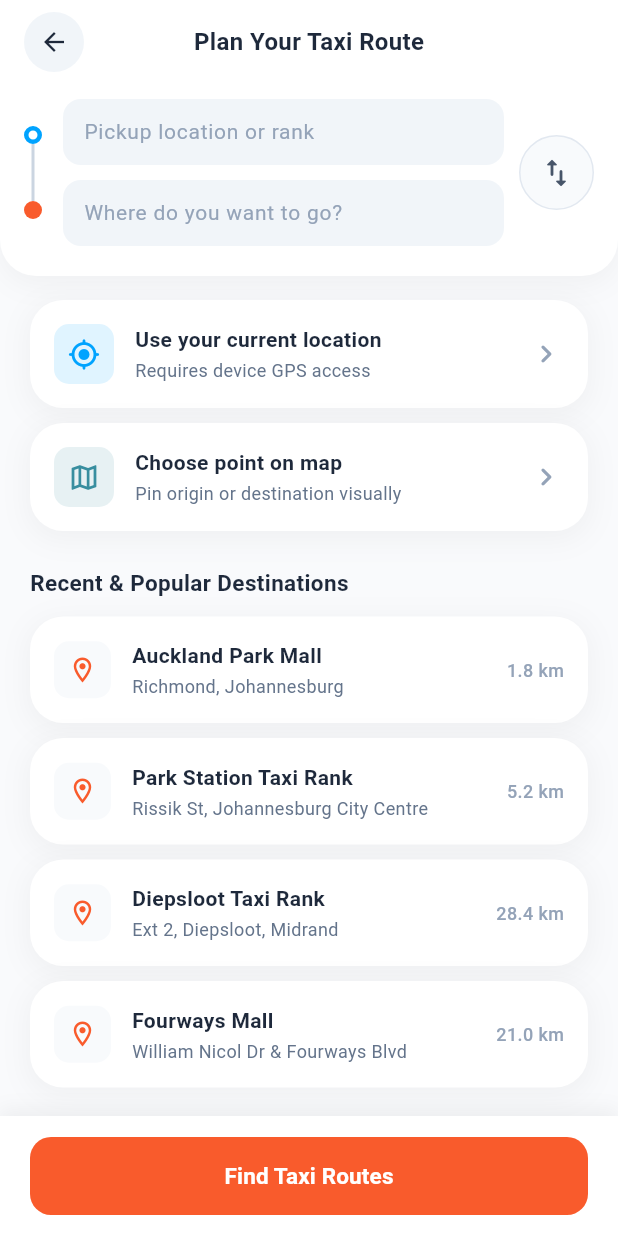
After one commit to MasieJr/gibela_sa, a Flutter app: the DestinationPage screen opened by its route, on a phone screen of 412 x 824 dp. The commit adds this screen. Run offline on Flutter 3.47's test engine with Material 3 defaults, Android fonts, the phone set to English and light mode, and no system bars; our stand-ins replace dio, get_it, go_router.

Commit message:
page for choosing destination

```diff
--- /dev/null
+++ b/mobile/lib/features/screens/destination_page.dart
@@ -0,0 +1,127 @@
+import 'package:flutter/material.dart';
+import 'package:gibela_sa/core/theme/app_colors.dart';
+import 'package:gibela_sa/features/widgets/destination/bottom_action_bar.dart';
+import 'package:gibela_sa/features/widgets/destination/input_header.dart';
+import 'package:gibela_sa/features/widgets/destination/popular_destination.dart';
+import 'package:gibela_sa/features/widgets/destination/quick_action_items.dart';
+
+class DestinationPage extends StatefulWidget {
+  const DestinationPage({super.key});
+
+  @override
+  State<DestinationPage> createState() => _DestinationPageState();
+}
+
+class _DestinationPageState extends State<DestinationPage> {
+  late final TextEditingController _originController;
+  late final TextEditingController _destinationController;
+
+  final List<Map<String, String>> _recentPlaces = const [
+    {
+      'title': 'Auckland Park Mall',
+      'subtitle': 'Richmond, Johannesburg',
+      'distance': '1.8 km',
+    },
+    {
+      'title': 'Park Station Taxi Rank',
+      'subtitle': 'Rissik St, Johannesburg City Centre',
+      'distance': '5.2 km',
+    },
+    {
+      'title': 'Diepsloot Taxi Rank',
+      'subtitle': 'Ext 2, Diepsloot, Midrand',
+      'distance': '28.4 km',
+    },
+    {
+      'title': 'Fourways Mall',
+      'subtitle': 'William Nicol Dr & Fourways Blvd',
+      'distance': '21.0 km',
+    },
+  ];
+
+  @override
+  void initState() {
+    super.initState();
+    _originController = TextEditingController();
+    _destinationController = TextEditingController();
+  }
+
+  @override
+  void dispose() {
+    _originController.dispose();
+    _destinationController.dispose();
+    super.dispose();
+  }
+
+  @override
+  Widget build(BuildContext context) {
+    return Scaffold(
+      backgroundColor: AppColors.background,
+      body: SafeArea(
+        child: Column(
+          children: [
+            InputHeader(
+              originController: _originController,
+              destinationController: _destinationController,
+            ),
+            Expanded(
+              child: ListView(
+                padding: const EdgeInsets.symmetric(
+                  horizontal: 20,
+                  vertical: 16,
+                ),
+                children: [
+                  QuickActionItems(
+                    icon: Icons.my_location_rounded,
+                    iconColor: const Color(0xFF00A3FF),
+                    title: 'Use your current location',
+                    subtitle: 'Requires device GPS access',
+                    onTap: () {
+                      setState(() {
+                        _originController.text = 'Current Location';
+                      });
+                    },
+                  ),
+                  const SizedBox(height: 10),
+                  QuickActionItems(
+                    icon: Icons.map_outlined,
+                    iconColor: const Color(0xFF388E9F),
+                    title: 'Choose point on map',
+                    subtitle: 'Pin origin or destination visually',
+                    onTap: () {},
+                  ),
+                  const SizedBox(height: 24),
+
+                  const Text(
+                    'Recent & Popular Destinations',
+                    style: TextStyle(
+                      fontSize: 15,
+                      fontWeight: FontWeight.w700,
+                      color: Color(0xFF1E293B),
+                    ),
+                  ),
+                  const SizedBox(height: 12),
+
+                  // Destination Suggestion Tiles
+                  ..._recentPlaces.map(
+                    (place) => PopularDestination(
+                      title: place['title']!,
+                      subtitle: place['subtitle']!,
+                      distance: place['distance']!,
+                      onTap: () {
+                        setState(() {
+                          _destinationController.text = place['title']!;
+                        });
+                      },
+                    ),
+                  ),
+                ],
+              ),
+            ),
+            const BottomActionBar(),
+          ],
+        ),
+      ),
+    );
+  }
+}
--- /dev/null
+++ b/mobile/lib/features/widgets/destination/bottom_action_bar.dart
@@ -0,0 +1,53 @@
+import 'package:flutter/material.dart';
+import 'package:go_router/go_router.dart';
+
+class BottomActionBar extends StatefulWidget {
+  const BottomActionBar({super.key});
+
+  @override
+  State<BottomActionBar> createState() => _BottomActionBarState();
+}
+
+class _BottomActionBarState extends State<BottomActionBar> {
+  @override
+  Widget build(BuildContext context) {
+    return Container(
+      padding: const EdgeInsets.symmetric(horizontal: 20, vertical: 14),
+      decoration: const BoxDecoration(
+        color: Colors.white,
+        boxShadow: [
+          BoxShadow(
+            color: Color(0x0D000000),
+            blurRadius: 10,
+            offset: Offset(0, -4),
+          ),
+        ],
+      ),
+      child: SizedBox(
+        width: double.infinity,
+        height: 52,
+        child: ElevatedButton(
+          onPressed: () {
+            //temp routing with static data
+            context.push('/routes');
+          },
+          style: ElevatedButton.styleFrom(
+            backgroundColor: const Color(0xFFF95B2C),
+            elevation: 0,
+            shape: RoundedRectangleBorder(
+              borderRadius: BorderRadius.circular(14),
+            ),
+          ),
+          child: const Text(
+            'Find Taxi Routes',
+            style: TextStyle(
+              fontSize: 15,
+              fontWeight: FontWeight.w700,
+              color: Colors.white,
+            ),
+          ),
+        ),
+      ),
+    );
+  }
+}
--- /dev/null
+++ b/mobile/lib/features/widgets/destination/input_header.dart
@@ -0,0 +1,155 @@
+import 'package:flutter/material.dart';
+import 'package:gibela_sa/core/theme/app_colors.dart';
+import 'package:gibela_sa/features/widgets/destination/location_field.dart';
+import 'package:go_router/go_router.dart';
+
+class InputHeader extends StatelessWidget {
+  final TextEditingController destinationController;
+  final TextEditingController originController;
+
+  const InputHeader({
+    super.key,
+    required this.destinationController,
+    required this.originController,
+  });
+
+  void _swapLocations() {
+    final temp = originController.text;
+    originController.text = destinationController.text;
+    destinationController.text = temp;
+  }
+
+  @override
+  Widget build(BuildContext context) {
+    return Container(
+      padding: const EdgeInsets.fromLTRB(16, 8, 16, 20),
+      decoration: const BoxDecoration(
+        color: AppColors.cardSurface,
+        borderRadius: BorderRadius.only(
+          bottomLeft: Radius.circular(24),
+          bottomRight: Radius.circular(24),
+        ),
+        boxShadow: [
+          BoxShadow(
+            color: Color(0x0A000000),
+            blurRadius: 16,
+            offset: Offset(0, 6),
+          ),
+        ],
+      ),
+      child: Column(
+        children: [
+          Row(
+            children: [
+              Container(
+                height: 40,
+                width: 40,
+                decoration: const BoxDecoration(
+                  color: Color(0xFFF1F5F9),
+                  shape: BoxShape.circle,
+                ),
+                child: IconButton(
+                  padding: EdgeInsets.zero,
+                  icon: const Icon(
+                    Icons.arrow_back,
+                    color: Color(0xFF1E293B),
+                    size: 20,
+                  ),
+                  onPressed: () => context.pop(),
+                ),
+              ),
+              const Expanded(
+                child: Center(
+                  child: Text(
+                    'Plan Your Taxi Route',
+                    style: TextStyle(
+                      fontSize: 16,
+                      fontWeight: FontWeight.w700,
+                      color: Color(0xFF1E293B),
+                    ),
+                  ),
+                ),
+              ),
+              const SizedBox(width: 40), // Balance back button spacing
+            ],
+          ),
+          const SizedBox(height: 18),
+
+          // Origin & Destination Inputs with Connector Line
+          Row(
+            crossAxisAlignment: CrossAxisAlignment.center,
+            children: [
+              // Visual Dot-Line Indicator
+              Column(
+                children: [
+                  Container(
+                    width: 12,
+                    height: 12,
+                    decoration: BoxDecoration(
+                      shape: BoxShape.circle,
+                      border: Border.all(
+                        color: const Color(0xFF00A3FF),
+                        width: 3,
+                      ),
+                      color: Colors.white,
+                    ),
+                  ),
+                  Container(
+                    width: 2,
+                    height: 38,
+                    color: const Color(0xFFCBD5E1),
+                  ),
+                  Container(
+                    width: 12,
+                    height: 12,
+                    decoration: const BoxDecoration(
+                      shape: BoxShape.circle,
+                      color: Color(0xFFF95B2C),
+                    ),
+                  ),
+                ],
+              ),
+              const SizedBox(width: 14),
+
+              // Text Fields
+              Expanded(
+                child: Column(
+                  children: [
+                    LocationField(
+                      controller: originController,
+                      hint: 'Pickup location or rank',
+                      isOrigin: true,
+                    ),
+                    const SizedBox(height: 10),
+                    LocationField(
+                      controller: destinationController,
+                      hint: 'Where do you want to go?',
+                      isOrigin: false,
+                    ),
+                  ],
+                ),
+              ),
+              const SizedBox(width: 10),
+
+              // Swap Button
+              Container(
+                decoration: BoxDecoration(
+                  color: const Color(0xFFF8FAFC),
+                  shape: BoxShape.circle,
+                  border: Border.all(color: const Color(0xFFE2E8F0)),
+                ),
+                child: IconButton(
+                  icon: const Icon(
+                    Icons.swap_vert_rounded,
+                    color: Color(0xFF475569),
+                  ),
+                  onPressed: _swapLocations,
+                ),
+              ),
+            ],
+          ),
+        ],
+      ),
+    );
+  }
+}
--- /dev/null
+++ b/mobile/lib/features/widgets/destination/location_field.dart
@@ -0,0 +1,82 @@
+import 'package:flutter/material.dart';
+
+class LocationField extends StatefulWidget {
+  final TextEditingController controller;
+  final String hint;
+  final bool isOrigin;
+
+  const LocationField({
+    super.key,
+    required this.controller,
+    required this.hint,
+    this.isOrigin = false,
+  });
+
+  @override
+  State<LocationField> createState() => _LocationFieldState();
+}
+
+class _LocationFieldState extends State<LocationField> {
+  @override
+  void initState() {
+    super.initState();
+    // Rebuild when text changes to show/hide the clear icon dynamically
+    widget.controller.addListener(_onTextChanged);
+  }
+
+  @override
+  void dispose() {
+    widget.controller.removeListener(_onTextChanged);
+    super.dispose();
+  }
+
+  void _onTextChanged() {
+    setState(() {});
+  }
+
+  @override
+  Widget build(BuildContext context) {
+    return Container(
+      height: 44,
+      padding: const EdgeInsets.symmetric(horizontal: 14),
+      decoration: BoxDecoration(
+        color: const Color(0xFFF1F5F9),
+        borderRadius: BorderRadius.circular(12),
+      ),
+      child: Center(
+        child: TextField(
+          controller: widget.controller,
+          style: const TextStyle(
+            fontSize: 14,
+            fontWeight: FontWeight.w600,
+            color: Color(0xFF1E293B),
+          ),
+          decoration: InputDecoration(
+            isDense: true,
+            contentPadding: EdgeInsets.zero,
+            border: InputBorder.none,
+            hintText: widget.hint,
+            hintStyle: const TextStyle(
+              fontSize: 14,
+              fontWeight: FontWeight.w400,
+              color: Color(0xFF94A3B8),
+            ),
+            suffixIconConstraints: const BoxConstraints(maxHeight: 20),
+            suffixIcon: widget.controller.text.isNotEmpty
+                ? GestureDetector(
+                    onTap: () {
+                      widget.controller.clear();
+                    },
+                    child: const Icon(
+                      Icons.close,
+                      size: 16,
+                      color: Color(0xFF94A3B8),
+                    ),
+                  )
+                : null,
+          ),
+        ),
+      ),
+    );
+  }
+}
--- /dev/null
+++ b/mobile/lib/features/widgets/destination/popular_destination.dart
@@ -0,0 +1,79 @@
+import 'package:flutter/material.dart';
+import 'package:gibela_sa/core/theme/app_colors.dart';
+import 'package:gibela_sa/features/widgets/global/base_card.dart';
+
+class PopularDestination extends StatelessWidget {
+  final VoidCallback onTap;
+  final String title;
+  final String subtitle;
+  final String distance;
+  const PopularDestination({
+    super.key,
+    required this.title,
+    required this.subtitle,
+    required this.onTap,
+    required this.distance,
+  });
+
+  @override
+  Widget build(BuildContext context) {
+    return InkWell(
+      onTap: onTap,
+      borderRadius: BorderRadius.circular(16),
+      child: BaseCard(
+        marginBottom: 10,
+        child: Row(
+          children: [
+            Container(
+              height: 38,
+              width: 38,
+              decoration: BoxDecoration(
+                color: const Color(0xFFF8FAFC),
+                borderRadius: BorderRadius.circular(10),
+              ),
+              child: const Icon(
+                Icons.location_on_outlined,
+                color: AppColors.taxiOrange,
+                size: 20,
+              ),
+            ),
+            const SizedBox(width: 14),
+            Expanded(
+              child: Column(
+                crossAxisAlignment: CrossAxisAlignment.start,
+                children: [
+                  Text(
+                    title,
+                    style: const TextStyle(
+                      fontSize: 14,
+                      fontWeight: FontWeight.w600,
+                      color: Color(0xFF1E293B),
+                    ),
+                  ),
+                  const SizedBox(height: 2),
+                  Text(
+                    subtitle,
+                    style: const TextStyle(
+                      fontSize: 12,
+                      color: Color(0xFF64748B),
+                    ),
+                    maxLines: 1,
+                    overflow: TextOverflow.ellipsis,
+                  ),
+                ],
+              ),
+            ),
+            Text(
+              distance,
+              style: const TextStyle(
+                fontSize: 12,
+                fontWeight: FontWeight.w500,
+                color: Color(0xFF94A3B8),
+              ),
+            ),
+          ],
+        ),
+      ),
+    );
+  }
+}
--- /dev/null
+++ b/mobile/lib/features/widgets/destination/quick_action_items.dart
@@ -0,0 +1,66 @@
+import 'package:flutter/material.dart';
+import 'package:gibela_sa/features/widgets/global/base_card.dart';
+
+class QuickActionItems extends StatelessWidget {
+  final IconData icon;
+  final Color iconColor;
+  final String title;
+  final String subtitle;
+  final VoidCallback onTap;
+  const QuickActionItems({
+    super.key,
+    required this.icon,
+    required this.iconColor,
+    required this.title,
+    required this.subtitle,
+    required this.onTap,
+  });
+
+  @override
+  Widget build(BuildContext context) {
+    return InkWell(
+      onTap: onTap,
+      borderRadius: BorderRadius.circular(16),
+      child: BaseCard(
+        child: Row(
+          children: [
+            Container(
+              height: 40,
+              width: 40,
+              decoration: BoxDecoration(
+                color: iconColor.withOpacity(0.12),
+                borderRadius: BorderRadius.circular(10),
+              ),
+              child: Icon(icon, color: iconColor, size: 22),
+            ),
+            const SizedBox(width: 14),
+            Expanded(
+              child: Column(
+                crossAxisAlignment: CrossAxisAlignment.start,
+                children: [
+                  Text(
+                    title,
+                    style: const TextStyle(
+                      fontSize: 14,
+                      fontWeight: FontWeight.w600,
+                      color: Color(0xFF1E293B),
+                    ),
+                  ),
+                  const SizedBox(height: 2),
+                  Text(
+                    subtitle,
+                    style: const TextStyle(
+                      fontSize: 12,
+                      color: Color(0xFF64748B),
+                    ),
+                  ),
+                ],
+              ),
+            ),
+            const Icon(Icons.chevron_right_rounded, color: Color(0xFF94A3B8)),
+          ],
+        ),
+      ),
+    );
+  }
+}
--- a/mobile/lib/features/widgets/base_card.dart
+++ b/mobile/lib/features/widgets/global/base_card.dart
@@ -2,13 +2,15 @@ import 'package:flutter/material.dart';
 
 class BaseCard extends StatelessWidget {
   final Widget child;
-  const BaseCard({super.key, required this.child});
+  final double marginBottom;
+  const BaseCard({super.key, required this.child, this.marginBottom = 0});
 
   @override
   Widget build(BuildContext context) {
     return Container(
       width: double.infinity,
       padding: const EdgeInsets.all(16),
+      margin: EdgeInsets.only(bottom: marginBottom),
       decoration: BoxDecoration(
         color: Colors.white,
         borderRadius: BorderRadius.circular(22),
--- a/mobile/lib/features/widgets/homepage/current_location.dart
+++ b/mobile/lib/features/widgets/homepage/current_location.dart
@@ -1,5 +1,5 @@
 import 'package:flutter/material.dart';
-import 'package:gibela_sa/features/widgets/base_card.dart';
+import 'package:gibela_sa/features/widgets/global/base_card.dart';
 import 'package:gibela_sa/features/widgets/homepage/demo_map.dart';
 
 class CurrentLocation extends StatelessWidget {
--- a/mobile/lib/features/widgets/homepage/greeting_card.dart
+++ b/mobile/lib/features/widgets/homepage/greeting_card.dart
@@ -35,7 +35,6 @@ class GreetingCard extends StatelessWidget {
           'May your day be as bright as the sun in\nthe morning.',
           style: TextStyle(color: Colors.white70, fontSize: 13.5, height: 1.35),
         ),
-        const SizedBox(height: 24),
       ],
     );
   }
--- a/mobile/lib/features/widgets/homepage/previous_searches_card.dart
+++ b/mobile/lib/features/widgets/homepage/previous_searches_card.dart
@@ -1,5 +1,5 @@
 import 'package:flutter/material.dart';
-import 'package:gibela_sa/features/widgets/base_card.dart';
+import 'package:gibela_sa/features/widgets/global/base_card.dart';
 import 'package:gibela_sa/features/widgets/homepage/search_item.dart';
 
 class PreviousSearchesCard extends StatelessWidget {
--- a/mobile/lib/features/widgets/homepage/saved_location_card.dart
+++ b/mobile/lib/features/widgets/homepage/saved_location_card.dart
@@ -1,5 +1,5 @@
 import 'package:flutter/material.dart';
-import 'package:gibela_sa/features/widgets/base_card.dart';
+import 'package:gibela_sa/features/widgets/global/base_card.dart';
 import 'package:gibela_sa/features/widgets/homepage/saved_chip.dart';
 
 class SavedLocationCard extends StatelessWidget {
--- a/mobile/lib/features/widgets/homepage/search_destination_card.dart
+++ b/mobile/lib/features/widgets/homepage/search_destination_card.dart
@@ -1,5 +1,6 @@
 import 'package:flutter/material.dart';
-import 'package:gibela_sa/features/widgets/base_card.dart';
+import 'package:gibela_sa/features/widgets/global/base_card.dart';
+import 'package:go_router/go_router.dart';
 
 class SearchDestinationCard extends StatelessWidget {
   const SearchDestinationCard({super.key});
@@ -19,11 +20,22 @@ class SearchDestinationCard extends StatelessWidget {
             ),
           ),
           const SizedBox(height: 12),
-          Container(
-            padding: const EdgeInsets.symmetric(horizontal: 14, vertical: 12),
+          Material(
+            color: Colors.transparent,
+            child: Ink(
               decoration: BoxDecoration(
                 color: const Color(0xFFF1F5F9),
                 borderRadius: BorderRadius.circular(14),
+              ),
+              child: InkWell(
+                borderRadius: BorderRadius.circular(14),
+                onTap: () {
+                  context.push('/destination');
+                },
+                child: Padding(
+                  padding: const EdgeInsets.symmetric(
+                    horizontal: 14,
+                    vertical: 12,
                   ),
                   child: Row(
                     children: [
@@ -61,6 +73,9 @@ class SearchDestinationCard extends StatelessWidget {
                     ],
                   ),
                 ),
+              ),
+            ),
+          ),
         ],
       ),
     );
```
Lines whose indentation alone changed are shown as unchanged.
